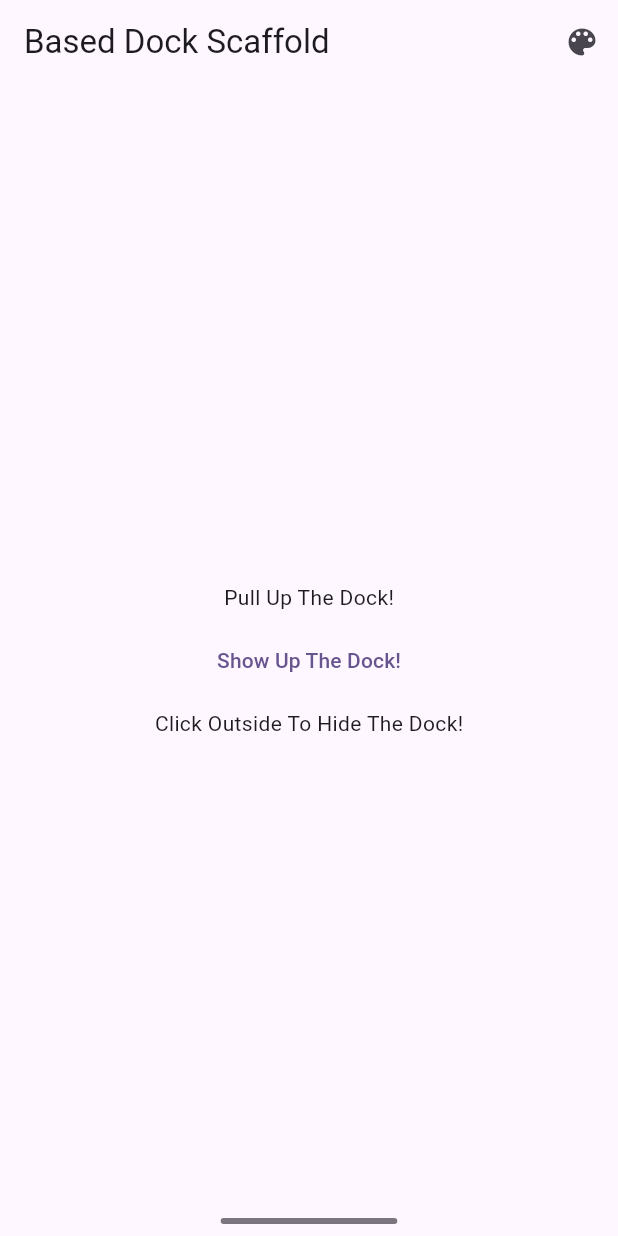
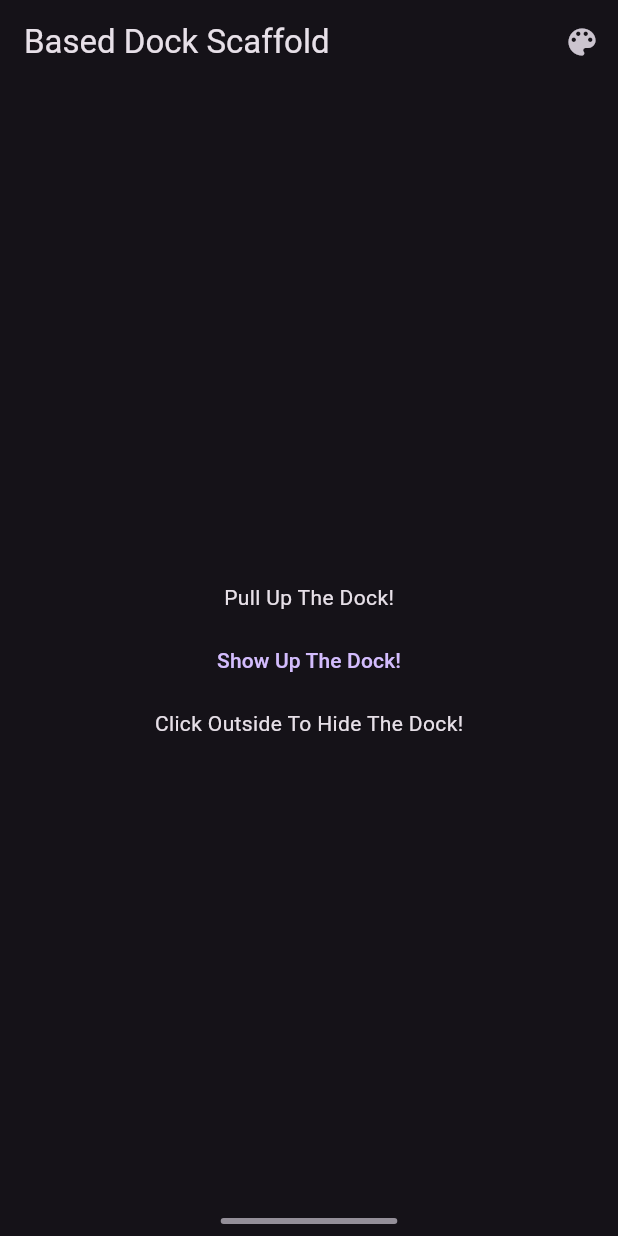
Before and after one commit to Aruljebaraj/based_dock_scaffold, a Flutter app: the screen it shows after launch, on a phone screen of 412 x 824 dp. Run offline on Flutter 3.47's test engine with Material 2 defaults, Android fonts, the phone set to English and light mode, and no system bars.

Commit message:
📖Improve web demo

```diff
--- a/example/lib/main.dart
+++ b/example/lib/main.dart
@@ -25,6 +25,14 @@ class _MyAppState extends State<MyApp> {
         ),
         useMaterial3: true,
       ),
+      darkTheme: ThemeData(
+        colorScheme: ColorScheme.fromSeed(
+          brightness: Brightness.dark,
+          seedColor: Colors.deepPurple,
+        ),
+        useMaterial3: true,
+      ),
+      themeMode: _isDark ? ThemeMode.dark : ThemeMode.light,
       home: BasedDockScaffold(
         appBar: AppBar(
           title: const Text('Based Dock Scaffold'),
```
